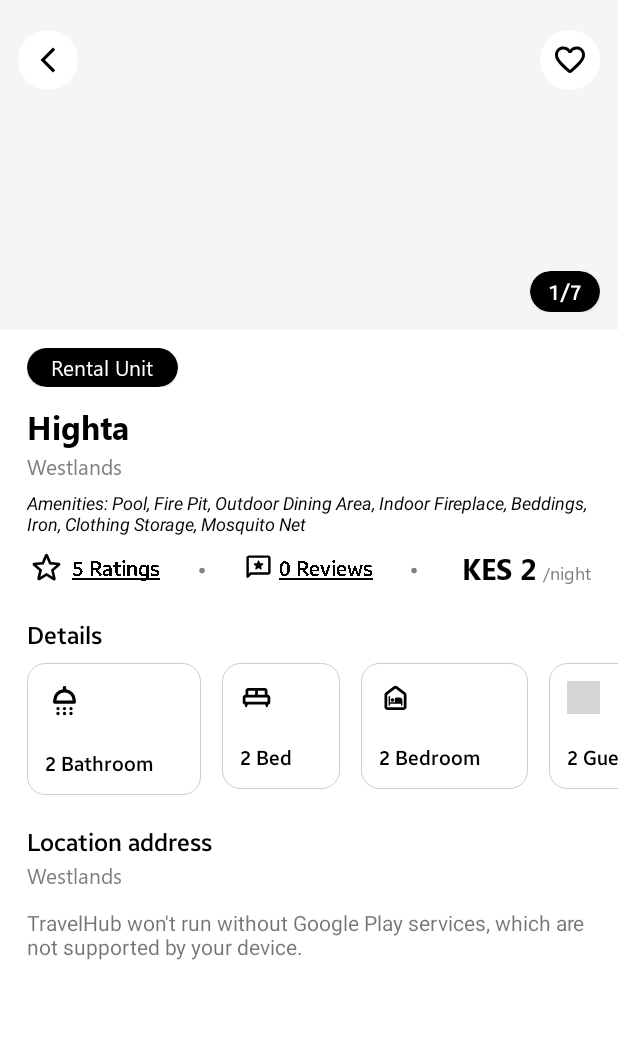
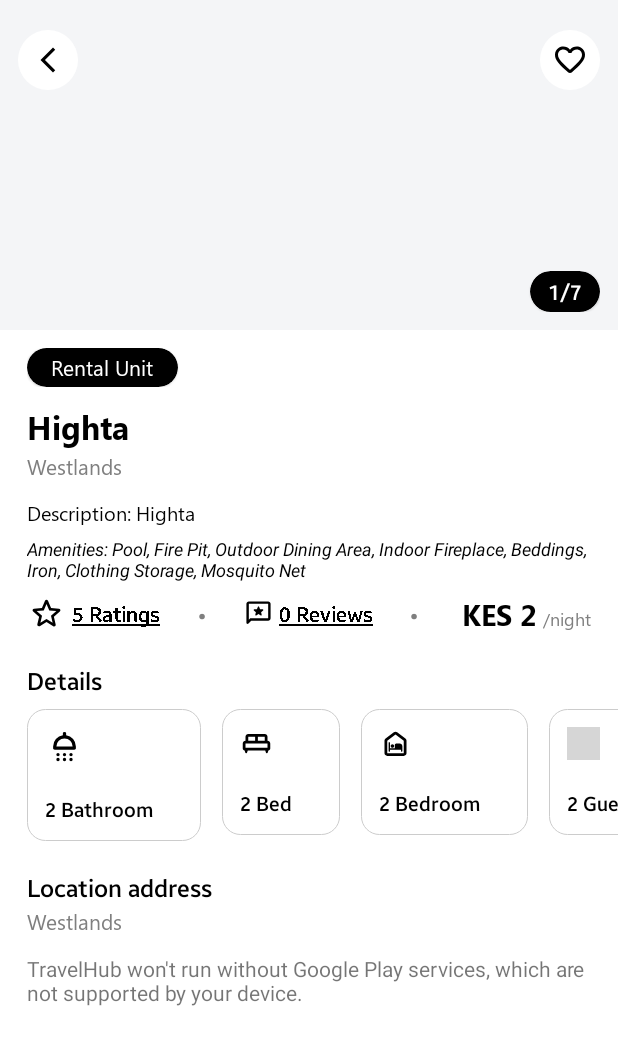
Before and after one commit to lynnemunini/travel-hub, an Android app: the screen it shows after launch once a user with an empty profile is signed in (DetailsActivity), after a tap on "Rental Unit", on a phone screen of 412 x 824 dp. Shown: the top 1045 px of the screen. Run offline under Robolectric (Android 15) with nearby library versions, the phone set to English and light mode, and no system bars; our stand-ins replace EventBus, Firebase (no records; nobody signed in at launch, a user with empty details on screens opened directly), Picasso; libraries missing offline, so code that uses them is left out: com.prolificinteractive.materialcalendarview; plain views replace MaterialCalendarView; 3 statements that could not run were skipped; grey boxes are pictures that could not be loaded.

Commit message:
Include description

```diff
--- a/app/src/main/java/com/grayseal/travelhub/ui/details/view/DetailsActivity.kt
+++ b/app/src/main/java/com/grayseal/travelhub/ui/details/view/DetailsActivity.kt
@@ -44,6 +44,7 @@ class DetailsActivity : AppCompatActivity(), ImagePagerAdapter.BackArrowClickLis
     private lateinit var bedTextView: TextView
     private lateinit var bedroomTextView: TextView
     private lateinit var guestTextView: TextView
+    private lateinit var descriptionTextView: TextView
     private lateinit var priceTextView: TextView
     private lateinit var locationAddress: TextView
     private lateinit var cancellationPolicy: TextView
@@ -74,6 +75,7 @@ class DetailsActivity : AppCompatActivity(), ImagePagerAdapter.BackArrowClickLis
         cancellationPolicy = findViewById(R.id.cancellation_policy)
         locationAddress = findViewById(R.id.location_name)
         reviewsTextView = findViewById(R.id.reviews)
+        descriptionTextView = findViewById(R.id.description)
         bathTextView = findViewById(R.id.bath)
         bedTextView = findViewById(R.id.bed)
         bedroomTextView = findViewById(R.id.bedroom)
@@ -124,6 +126,12 @@ class DetailsActivity : AppCompatActivity(), ImagePagerAdapter.BackArrowClickLis
                     "%s: %s",
                     getString(R.string.amenities),
                     travelItem?.amenities?.joinToString(", ")
+                )
+                descriptionTextView.text = String.format(
+                    Locale.getDefault(),
+                    "%s: %s",
+                    "Description",
+                    travelItem?.description
                 )
                 bedTextView.text = String.format(
                     Locale.getDefault(),
--- a/app/src/main/res/layout/activity_details_layout.xml
+++ b/app/src/main/res/layout/activity_details_layout.xml
@@ -83,6 +83,17 @@
                 android:text="Misty Brook, United States"
                 android:textColor="@color/secondaryTextColor"
                 android:textSize="14sp" />
+
+            <TextView
+                android:id="@+id/description"
+                android:layout_width="match_parent"
+                android:layout_height="wrap_content"
+                android:layout_marginTop="12dp"
+                android:fontFamily="@font/segoe_ui"
+                android:paddingHorizontal="18dp"
+                android:text="Misty Brook, United States"
+                android:textColor="@color/primaryTextColor"
+                android:textSize="13sp" />
 
             <TextView
                 android:id="@+id/amenities"
@@ -408,9 +419,9 @@
                 android:id="@+id/cancellation_policy"
                 android:layout_width="match_parent"
                 android:layout_height="wrap_content"
+                android:layout_marginTop="2dp"
                 android:fontFamily="@font/segoe_ui"
                 android:paddingHorizontal="18dp"
-                android:layout_marginTop="2dp"
                 android:text="@string/booking_availability"
                 android:textColor="@color/primaryTextColor"
                 android:textSize="14sp" />
@@ -420,8 +431,8 @@
                 android:layout_width="match_parent"
                 android:layout_height="wrap_content"
                 android:layout_marginTop="2dp"
+                android:layout_marginBottom="12dp"
                 android:paddingHorizontal="6dp"
-                android:layout_marginBottom="12dp"
                 app:mcv_selectionColor="@color/colorPrimary" />
 
         </LinearLayout>
```
